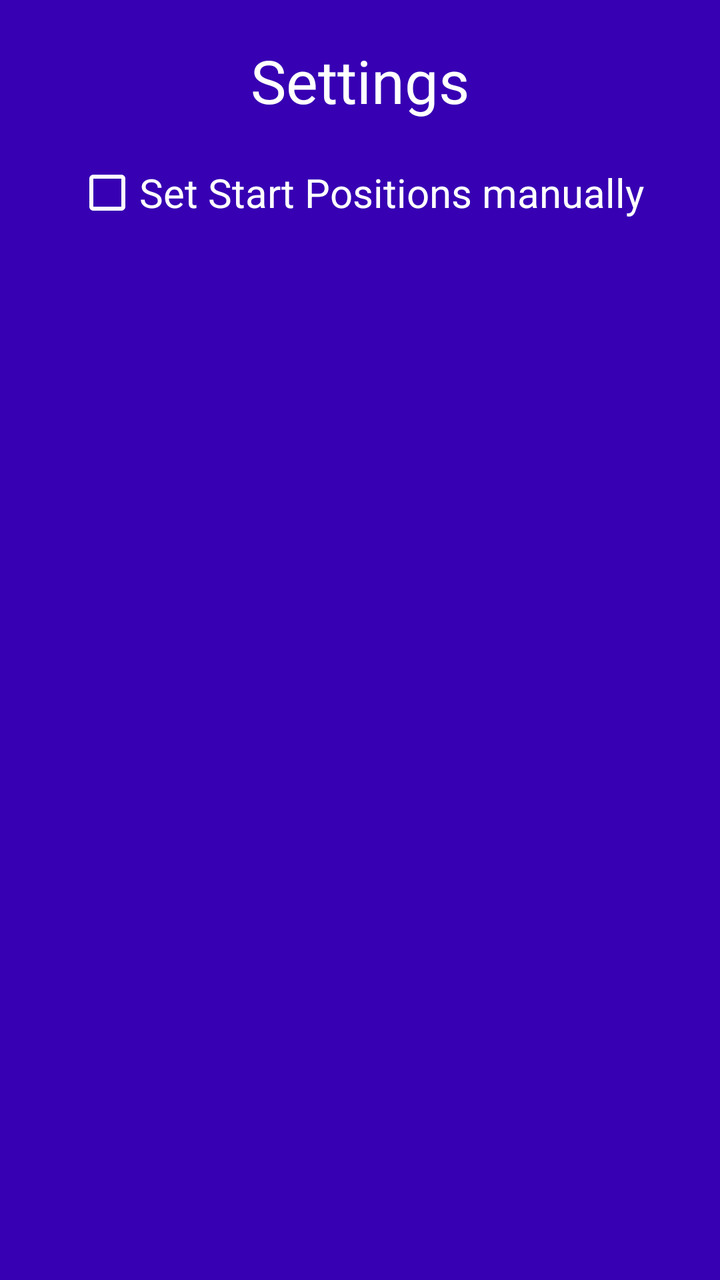
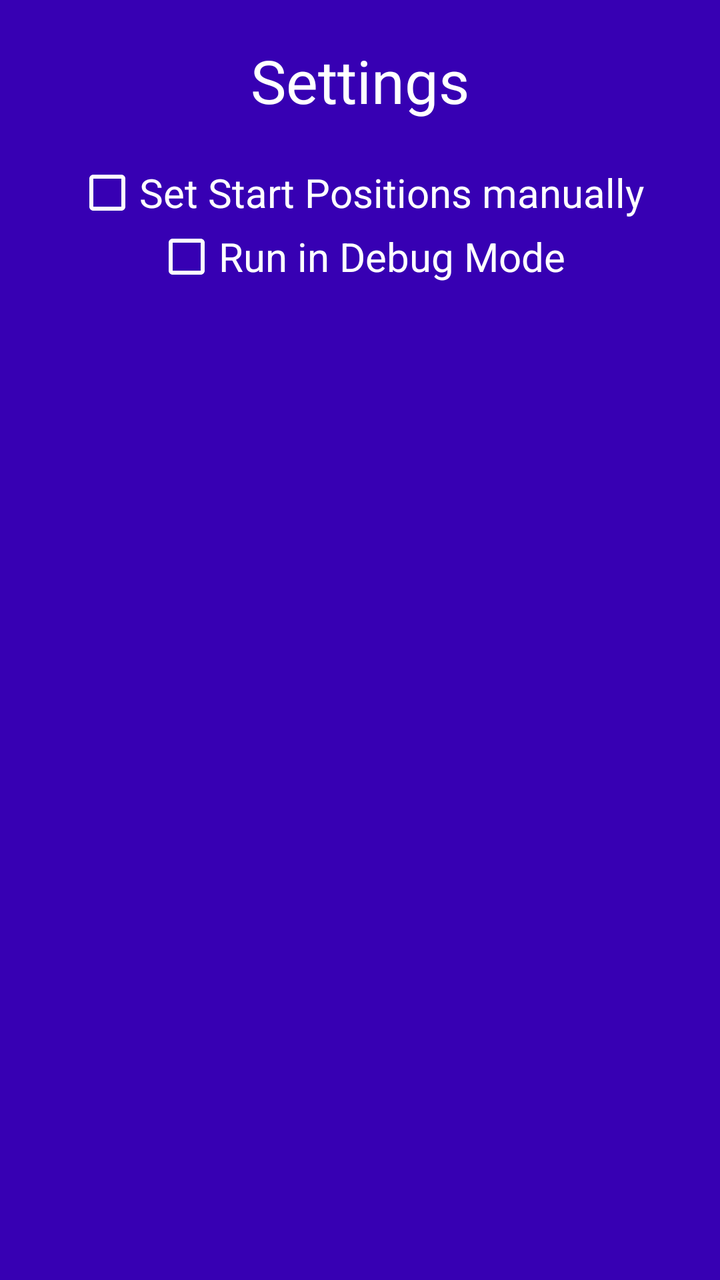

An Android layout rendered at two revisions. The XML below is the earlier revision; the diff shows what the commit changed to produce the second picture.
<!-- AndroidManifest.xml: application theme AppTheme -->
<!-- res/layout/settings_activity.xml -->
<LinearLayout xmlns:android="http://schemas.android.com/apk/res/android"
    xmlns:tools="http://schemas.android.com/tools"
    android:id="@+id/settingsLayout"
    android:layout_width="match_parent"
    android:layout_height="match_parent"
    android:background="@color/colorPrimaryDark"
    android:orientation="vertical"
    tools:context=".SettingsActivity">

    <TextView
        android:id="@+id/settingsHeadline"
        android:layout_width="wrap_content"
        android:layout_height="wrap_content"
        android:layout_gravity="center"
        android:layout_margin="@dimen/marginSettings"
        android:text="@string/settingsHeadline"
        android:textColor="@color/colorSettings"
        android:textSize="30sp" />

    <CheckBox
        android:id="@+id/setManualStartPositions"
        android:layout_width="wrap_content"
        android:layout_height="wrap_content"
        android:buttonTint="@color/colorSettings"
        android:layout_gravity="center_horizontal|center_vertical"
        android:text="@string/settings_manualStartPos"
        android:textColor="@color/colorSettings"
        android:textSize="20sp" />

</LinearLayout>
<!-- resources referenced by this layout -->
<resources>
  <color name="colorPrimaryDark">#3700B3</color>
  <color name="colorSettings">#FFFFFF</color>
  <dimen name="marginSettings">20dp</dimen>
  <string name="settingsHeadline">Settings</string>
  <string name="settings_manualStartPos">Set Start Positions manually</string>
  <style name="AppTheme" parent="Theme.AppCompat.Light.DarkActionBar">
          
          <item name="colorPrimary">@color/colorPrimary</item>
          <item name="colorPrimaryDark">@color/colorPrimaryDark</item>
          <item name="colorAccent">@color/colorAccent</item>
      </style>
  <color name="colorPrimary">#6200EE</color>
  <color name="colorAccent">#03DAC5</color>
</resources>

<!-- the commit's change to res/layout/settings_activity.xml (unified diff, before → after) -->
@@ -27,4 +27,14 @@
         android:textColor="@color/colorSettings"
         android:textSize="20sp" />
 
+    <CheckBox
+        android:id="@+id/setDebugMode"
+        android:layout_width="wrap_content"
+        android:layout_height="wrap_content"
+        android:buttonTint="@color/colorSettings"
+        android:layout_gravity="center_horizontal|center_vertical"
+        android:text="@string/settings_debugMode"
+        android:textColor="@color/colorSettings"
+        android:textSize="20sp" />
+
 </LinearLayout>
<!-- resource entries referenced after the edit -->
@@ -4,6 +4,7 @@
   <color name="colorSettings">#FFFFFF</color>
   <dimen name="marginSettings">20dp</dimen>
   <string name="settingsHeadline">Settings</string>
+  <string name="settings_debugMode">Run in Debug Mode</string>
   <string name="settings_manualStartPos">Set Start Positions manually</string>
   <style name="AppTheme" parent="Theme.AppCompat.Light.DarkActionBar">
           
